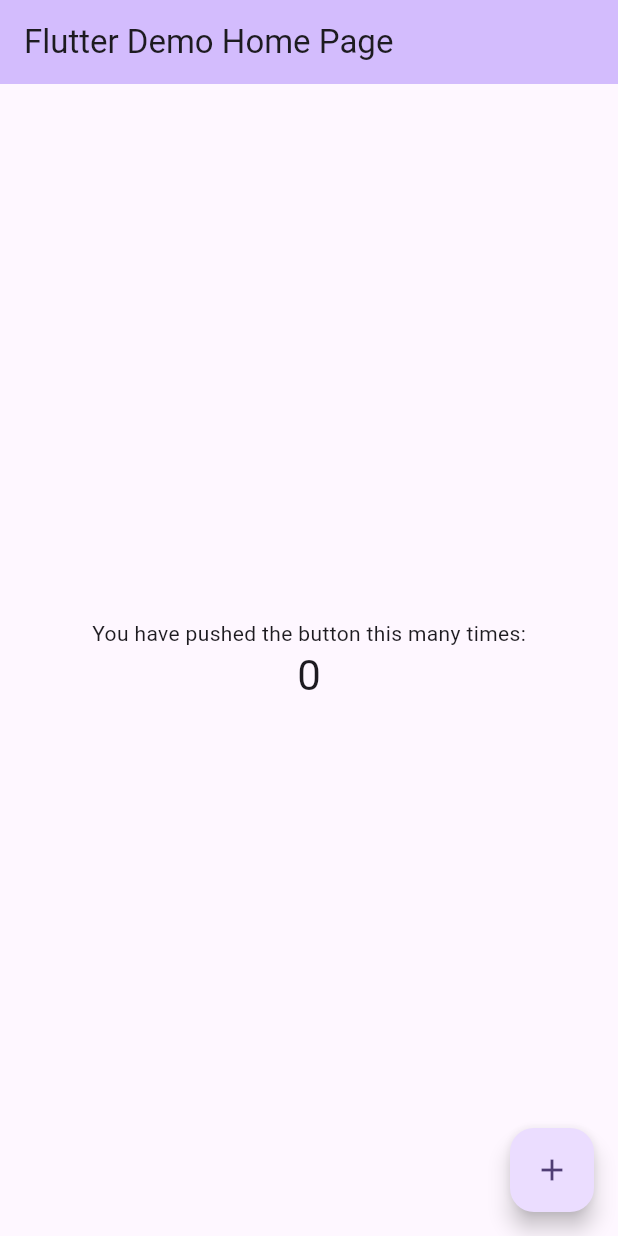
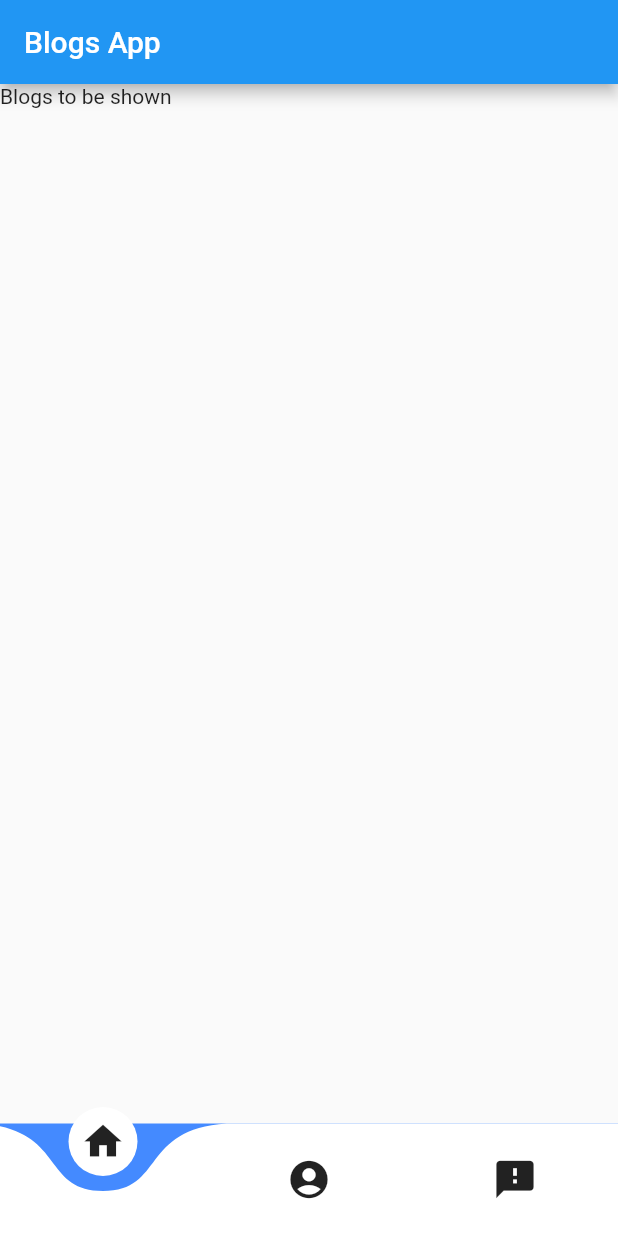
Before and after one commit to thenext10legend/blogs_app, a Flutter app: the screen it shows after launch, on a phone screen of 412 x 824 dp. Run offline on Flutter 3.47's test engine with Material 2 defaults, Android fonts, the phone set to English and light mode, and no system bars; drawn by our look-alikes of curved_navigation_bar.

```diff
--- a/lib/main.dart
+++ b/lib/main.dart
@@ -1,3 +1,4 @@
+import 'package:blogs_app/screens/tabs.dart';
 import 'package:flutter/material.dart';
 
 void main() {
@@ -7,119 +8,11 @@ void main() {
 class MyApp extends StatelessWidget {
   const MyApp({super.key});
 
-  // This widget is the root of your application.
   @override
   Widget build(BuildContext context) {
-    return MaterialApp(
-      title: 'Flutter Demo',
-      theme: ThemeData(
-        // This is the theme of your application.
-        //
-        // TRY THIS: Try running your application with "flutter run". You'll see
-        // the application has a blue toolbar. Then, without quitting the app,
-        // try changing the seedColor in the colorScheme below to Colors.green
-        // and then invoke "hot reload" (save your changes or press the "hot
-        // reload" button in a Flutter-supported IDE, or press "r" if you used
-        // the command line to start the app).
-        //
-        // Notice that the counter didn't reset back to zero; the application
-        // state is not lost during the reload. To reset the state, use hot
-        // restart instead.
-        //
-        // This works for code too, not just values: Most code changes can be
-        // tested with just a hot reload.
-        colorScheme: ColorScheme.fromSeed(seedColor: Colors.deepPurple),
-        useMaterial3: true,
-      ),
-      home: const MyHomePage(title: 'Flutter Demo Home Page'),
+    return const MaterialApp(
+      debugShowCheckedModeBanner: false,
+      home: TabsScreen(),
     );
   }
 }
-
-class MyHomePage extends StatefulWidget {
-  const MyHomePage({super.key, required this.title});
-
-  // This widget is the home page of your application. It is stateful, meaning
-  // that it has a State object (defined below) that contains fields that affect
-  // how it looks.
-
-  // This class is the configuration for the state. It holds the values (in this
-  // case the title) provided by the parent (in this case the App widget) and
-  // used by the build method of the State. Fields in a Widget subclass are
-  // always marked "final".
-
-  final String title;
-
-  @override
-  State<MyHomePage> createState() => _MyHomePageState();
-}
-
-class _MyHomePageState extends State<MyHomePage> {
-  int _counter = 0;
-
-  void _incrementCounter() {
-    setState(() {
-      // This call to setState tells the Flutter framework that something has
-      // changed in this State, which causes it to rerun the build method below
-      // so that the display can reflect the updated values. If we changed
-      // _counter without calling setState(), then the build method would not be
-      // called again, and so nothing would appear to happen.
-      _counter++;
-    });
-  }
-
-  @override
-  Widget build(BuildContext context) {
-    // This method is rerun every time setState is called, for instance as done
-    // by the _incrementCounter method above.
-    //
-    // The Flutter framework has been optimized to make rerunning build methods
-    // fast, so that you can just rebuild anything that needs updating rather
-    // than having to individually change instances of widgets.
-    return Scaffold(
-      appBar: AppBar(
-        // TRY THIS: Try changing the color here to a specific color (to
-        // Colors.amber, perhaps?) and trigger a hot reload to see the AppBar
-        // change color while the other colors stay the same.
-        backgroundColor: Theme.of(context).colorScheme.inversePrimary,
-        // Here we take the value from the MyHomePage object that was created by
-        // the App.build method, and use it to set our appbar title.
-        title: Text(widget.title),
-      ),
-      body: Center(
-        // Center is a layout widget. It takes a single child and positions it
-        // in the middle of the parent.
-        child: Column(
-          // Column is also a layout widget. It takes a list of children and
-          // arranges them vertically. By default, it sizes itself to fit its
-          // children horizontally, and tries to be as tall as its parent.
-          //
-          // Column has various properties to control how it sizes itself and
-          // how it positions its children. Here we use mainAxisAlignment to
-          // center the children vertically; the main axis here is the vertical
-          // axis because Columns are vertical (the cross axis would be
-          // horizontal).
-          //
-          // TRY THIS: Invoke "debug painting" (choose the "Toggle Debug Paint"
-          // action in the IDE, or press "p" in the console), to see the
-          // wireframe for each widget.
-          mainAxisAlignment: MainAxisAlignment.center,
-          children: <Widget>[
-            const Text(
-              'You have pushed the button this many times:',
-            ),
-            Text(
-              '$_counter',
-              style: Theme.of(context).textTheme.headlineMedium,
-            ),
-          ],
-        ),
-      ),
-      floatingActionButton: FloatingActionButton(
-        onPressed: _incrementCounter,
-        tooltip: 'Increment',
-        child: const Icon(Icons.add),
-      ), // This trailing comma makes auto-formatting nicer for build methods.
-    );
-  }
-}
--- /dev/null
+++ b/lib/screens/home_page.dart
@@ -0,0 +1,17 @@
+import 'package:flutter/material.dart';
+
+class HomePage extends StatefulWidget {
+  const HomePage({super.key});
+
+  @override
+  State<HomePage> createState() => _HomePageState();
+}
+
+class _HomePageState extends State<HomePage> {
+  @override
+  Widget build(BuildContext context) {
+    return const Scaffold(
+      body: Text("Blogs to be shown"),
+    );
+  }
+}
--- /dev/null
+++ b/lib/screens/tabs.dart
@@ -0,0 +1,66 @@
+// ignore_for_file: prefer_final_fields, unused_field, no_leading_underscores_for_local_identifiers
+
+import 'package:blogs_app/screens/feedback_page.dart';
+import 'package:blogs_app/screens/home_page.dart';
+import 'package:blogs_app/screens/profile_page.dart';
+import 'package:curved_navigation_bar/curved_navigation_bar.dart';
+import 'package:flutter/material.dart';
+
+class TabsScreen extends StatefulWidget {
+  const TabsScreen({super.key});
+
+  @override
+  State<TabsScreen> createState() => _TabsScreenState();
+}
+
+class _TabsScreenState extends State<TabsScreen> {
+  int _selectedPageIndex = 0;
+
+  void _selectPage(int index) {
+    setState(() {
+      _selectedPageIndex = index;
+    });
+  }
+
+  @override
+  Widget build(BuildContext context) {
+    Widget _activePage = const HomePage();
+    var _activePageTitle = "Blogs App";
+
+    if (_selectedPageIndex == 1) {
+      _activePage = const ProfileScreen();
+      _activePageTitle = "Profile";
+    }
+    if (_selectedPageIndex == 2) {
+      _activePage = const FeedbackSreen();
+      _activePageTitle = "Feedback Form";
+    }
+
+    return Scaffold(
+      appBar: AppBar(
+        title: Text(_activePageTitle),
+      ),
+      body: _activePage,
+      bottomNavigationBar: CurvedNavigationBar(
+        backgroundColor: Colors.blueAccent,
+        items: const [
+          Icon(
+            Icons.home,
+            size: 30,
+          ),
+          Icon(
+            Icons.account_circle,
+            size: 30,
+          ),
+          Icon(
+            Icons.feedback,
+            size: 30,
+          )
+        ],
+        onTap: (index) {
+          _selectPage(index);
+        },
+      ),
+    );
+  }
+}
--- a/pubspec.yaml
+++ b/pubspec.yaml
@@ -35,6 +35,7 @@ dependencies:
   # The following adds the Cupertino Icons font to your application.
   # Use with the CupertinoIcons class for iOS style icons.
   cupertino_icons: ^1.0.2
+  curved_navigation_bar: ^1.0.3
 
 dev_dependencies:
   flutter_test:
```
Also changed, not shown: lib/screens/feedback_page.dart (added, +15 -0 lines), lib/screens/profile_page.dart (added, +172 -0 lines), lib/home_page.dart (deleted), pubspec.lock.
